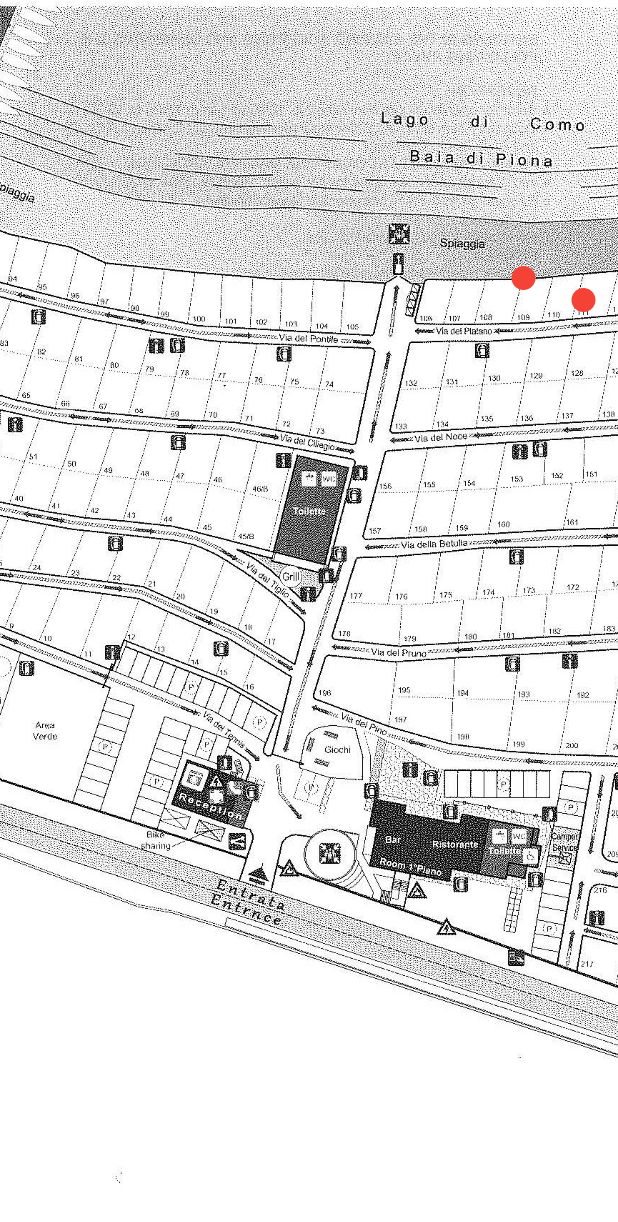
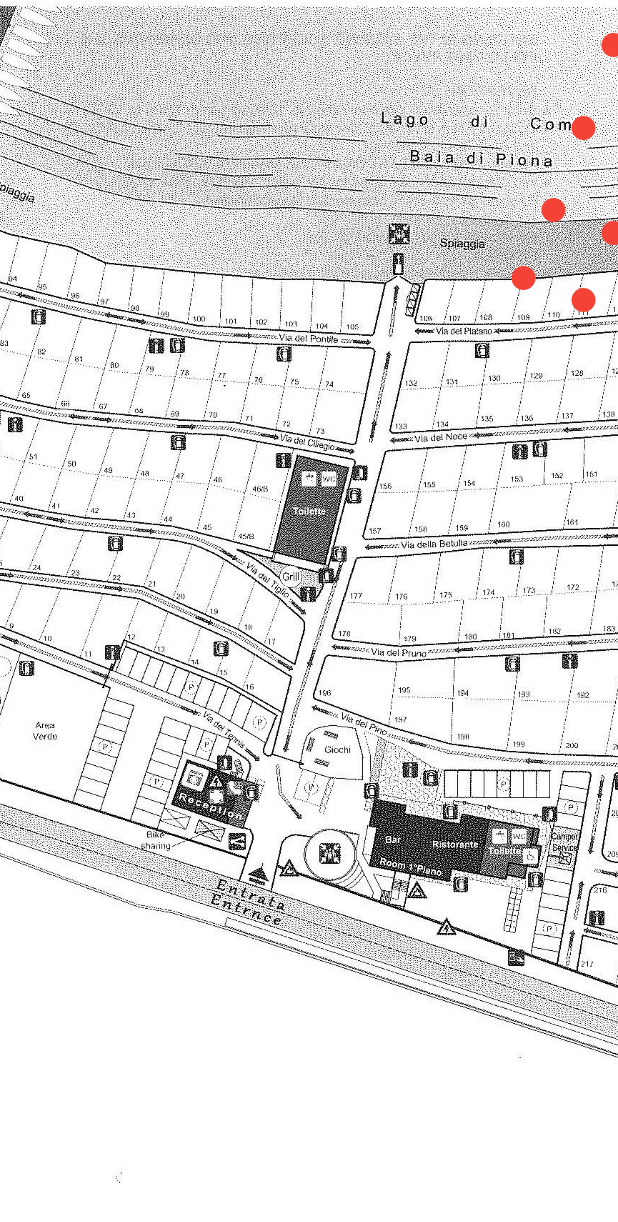
Before and after one commit to SiniMini04/GreenCamp, a Flutter app: the screen it shows after launch, after a tap on the "fiber manual record" icon, on a phone screen of 412 x 824 dp. Shown: the top 1222 px of the screen. Run offline on Flutter 3.47's test engine with Material 2 defaults, Android fonts, the light colour scheme and no system bars.

Commit message:
Revert "Start:Icons_hinzufügen:03"
This reverts commit 2f1a59b46f38603d18e5e90ca03e9d3f6628be08.

```diff
--- a/greencamp/lib/main.dart
+++ b/greencamp/lib/main.dart
@@ -1,31 +1,24 @@
 import 'package:flutter/material.dart';
 
 void main() {
-  runApp(MyApp());
-}
-
-class MyApp extends StatelessWidget {
-  @override
-  Widget build(BuildContext context) {
-    return MaterialApp(
+  runApp(MaterialApp(
     debugShowCheckedModeBanner: false,
     home: Container(
-        decoration: BoxDecoration(
+      //Adding Background Image
+      decoration: const BoxDecoration(
           image: DecorationImage(
               image: AssetImage('assets/Campingplatz_Layout.jpg'),
-            fit: BoxFit.cover,
-          ),
-        ),
+              fit: BoxFit.cover)),
+
       child: Scaffold(
         backgroundColor: Colors.transparent,
         body: Stack(
           alignment: Alignment.center,
           children: [
 //Camping Position 1-11
-              for (int i = 0; i < 11; i++)
             Positioned(
-                  bottom: 615 - i * 15,
-                  left: 325 + i * 40,
+                bottom: 615,
+                left: 325,
                 child: IconButton(
                   onPressed: () {},
                   icon: const Icon(Icons.fiber_manual_record),
@@ -33,13 +26,10 @@ class MyApp extends StatelessWidget {
                   splashColor: Colors.transparent,
                   highlightColor: Colors.transparent,
                   hoverColor: Colors.transparent,
-                  ),
-                ),
-              //Camping Position 12-16
-              for (int i = 12; i <= 16; i++)
+                )),
             Positioned(
-                  bottom: 485 - (i - 12) * 15,
-                  left: 760 + (i - 12) * 35,
+                bottom: 600,
+                left: 365,
                 child: IconButton(
                   onPressed: () {},
                   icon: const Icon(Icons.fiber_manual_record),
@@ -47,18 +37,162 @@ class MyApp extends StatelessWidget {
                   splashColor: Colors.transparent,
                   highlightColor: Colors.transparent,
                   hoverColor: Colors.transparent,
-                  ),
-                )
-            ],
-          ),
-        ),
-      ),
-    );
-  }
-}
-
-/*
-
+                )),
+            Positioned(
+                bottom: 585,
+                left: 405,
+                child: IconButton(
+                  onPressed: () {},
+                  icon: const Icon(Icons.fiber_manual_record),
+                  color: Colors.red,
+                  splashColor: Colors.transparent,
+                  highlightColor: Colors.transparent,
+                  hoverColor: Colors.transparent,
+                )),
+            Positioned(
+                bottom: 570,
+                left: 445,
+                child: IconButton(
+                  onPressed: () {},
+                  icon: const Icon(Icons.fiber_manual_record),
+                  color: Colors.red,
+                  splashColor: Colors.transparent,
+                  highlightColor: Colors.transparent,
+                  hoverColor: Colors.transparent,
+                )),
+            Positioned(
+                bottom: 555,
+                left: 483,
+                child: IconButton(
+                  onPressed: () {},
+                  icon: const Icon(Icons.fiber_manual_record),
+                  color: Colors.red,
+                  splashColor: Colors.transparent,
+                  highlightColor: Colors.transparent,
+                  hoverColor: Colors.transparent,
+                )),
+            Positioned(
+                bottom: 540,
+                left: 521,
+                child: IconButton(
+                  onPressed: () {},
+                  icon: const Icon(Icons.fiber_manual_record),
+                  color: Colors.red,
+                  splashColor: Colors.transparent,
+                  highlightColor: Colors.transparent,
+                  hoverColor: Colors.transparent,
+                )),
+            Positioned(
+                bottom: 525,
+                left: 559,
+                child: IconButton(
+                  onPressed: () {},
+                  icon: const Icon(Icons.fiber_manual_record),
+                  color: Colors.red,
+                  splashColor: Colors.transparent,
+                  highlightColor: Colors.transparent,
+                  hoverColor: Colors.transparent,
+                )),
+            Positioned(
+                bottom: 510,
+                left: 597,
+                child: IconButton(
+                  onPressed: () {},
+                  icon: const Icon(Icons.fiber_manual_record),
+                  color: Colors.red,
+                  splashColor: Colors.transparent,
+                  highlightColor: Colors.transparent,
+                  hoverColor: Colors.transparent,
+                )),
+            Positioned(
+                bottom: 495,
+                left: 635,
+                child: IconButton(
+                  onPressed: () {},
+                  icon: const Icon(Icons.fiber_manual_record),
+                  color: Colors.red,
+                  splashColor: Colors.transparent,
+                  highlightColor: Colors.transparent,
+                  hoverColor: Colors.transparent,
+                )),
+            Positioned(
+                bottom: 480,
+                left: 673,
+                child: IconButton(
+                  onPressed: () {},
+                  icon: const Icon(Icons.fiber_manual_record),
+                  color: Colors.red,
+                  splashColor: Colors.transparent,
+                  highlightColor: Colors.transparent,
+                  hoverColor: Colors.transparent,
+                )),
+            Positioned(
+                bottom: 465,
+                left: 711,
+                child: IconButton(
+                  onPressed: () {},
+                  icon: const Icon(Icons.fiber_manual_record),
+                  color: Colors.red,
+                  splashColor: Colors.transparent,
+                  highlightColor: Colors.transparent,
+                  hoverColor: Colors.transparent,
+                )),
+//Camping Position 12-16
+            Positioned(
+                bottom: 480,
+                left: 760,
+                child: IconButton(
+                  onPressed: () {},
+                  icon: const Icon(Icons.fiber_manual_record),
+                  color: Colors.red,
+                  splashColor: Colors.transparent,
+                  highlightColor: Colors.transparent,
+                  hoverColor: Colors.transparent,
+                )),
+            Positioned(
+                bottom: 465,
+                left: 795,
+                child: IconButton(
+                  onPressed: () {},
+                  icon: const Icon(Icons.fiber_manual_record),
+                  color: Colors.red,
+                  splashColor: Colors.transparent,
+                  highlightColor: Colors.transparent,
+                  hoverColor: Colors.transparent,
+                )),
+            Positioned(
+                bottom: 450,
+                left: 830,
+                child: IconButton(
+                  onPressed: () {},
+                  icon: const Icon(Icons.fiber_manual_record),
+                  color: Colors.red,
+                  splashColor: Colors.transparent,
+                  highlightColor: Colors.transparent,
+                  hoverColor: Colors.transparent,
+                )),
+            Positioned(
+                bottom: 435,
+                left: 865,
+                child: IconButton(
+                  onPressed: () {},
+                  icon: const Icon(Icons.fiber_manual_record),
+                  color: Colors.red,
+                  splashColor: Colors.transparent,
+                  highlightColor: Colors.transparent,
+                  hoverColor: Colors.transparent,
+                )),
+            Positioned(
+                bottom: 415,
+                left: 900,
+                child: IconButton(
+                  onPressed: () {},
+                  icon: const Icon(Icons.fiber_manual_record),
+                  color: Colors.red,
+                  splashColor: Colors.transparent,
+                  highlightColor: Colors.transparent,
+                  hoverColor: Colors.transparent,
+                )),
 //Camping Position 32-17
             Positioned(
                 bottom: 660,
@@ -1065,4 +1199,10 @@ class MyApp extends StatelessWidget {
                   splashColor: Colors.transparent,
                   highlightColor: Colors.transparent,
                   hoverColor: Colors.transparent,
-                ))*/
+                )),
+          ],
+        ),
+      ),
+    ),
+  ));
+}
```
Lines whose indentation alone changed are shown as unchanged.
